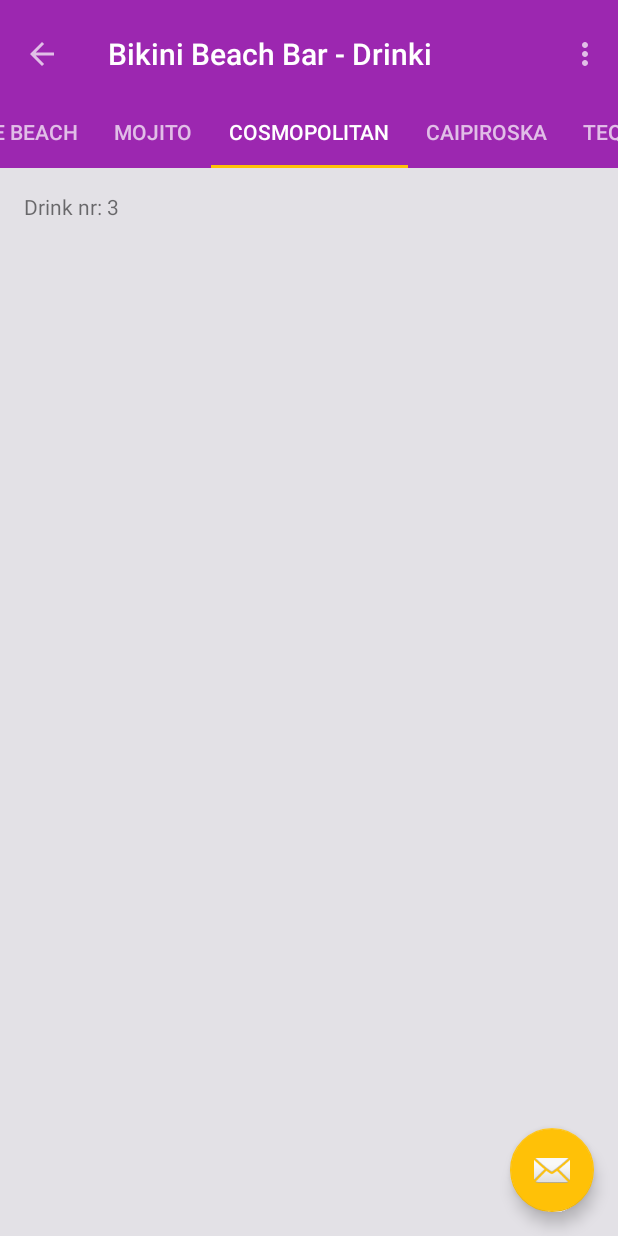
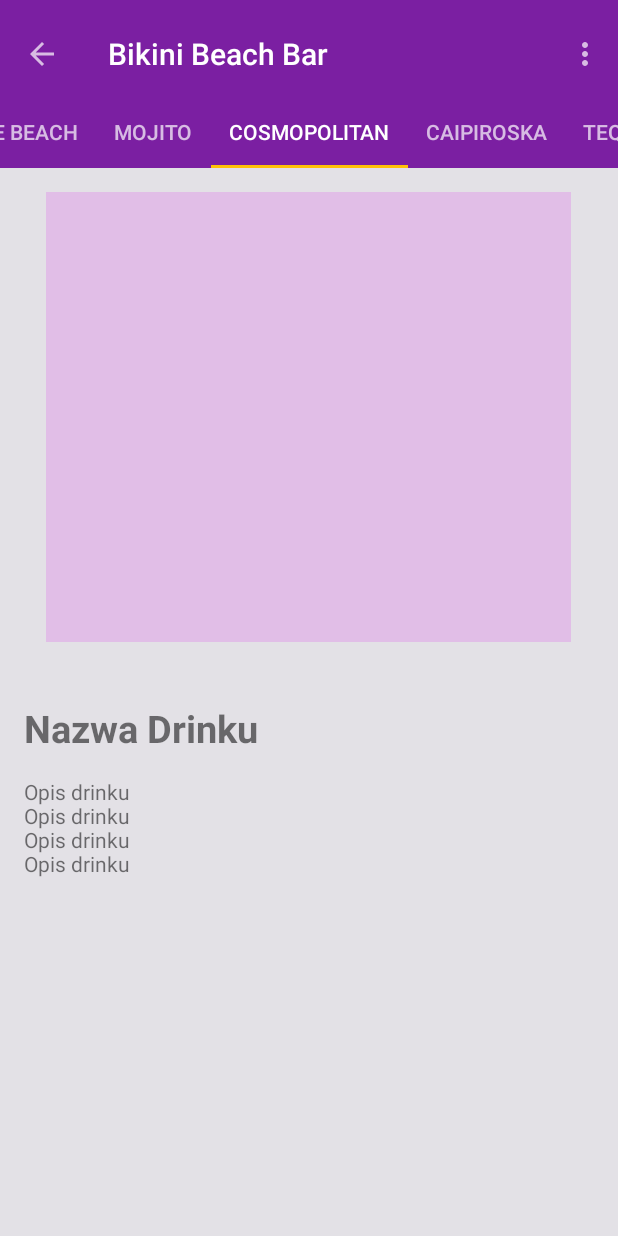
Before and after one commit to karsonPL/BikiniBeachBar, an Android app: the DrinkiActivity screen opened directly, with no data from a screen before it, tab 3 chosen, on a phone screen of 412 x 824 dp. Run offline under Robolectric (Android 15) with nearby library versions, the phone set to English and light mode, and no system bars; our stand-ins replace ButterKnife.

Commit message:
2017.04.29

```diff
--- a/app/src/main/AndroidManifest.xml
+++ b/app/src/main/AndroidManifest.xml
@@ -21,6 +21,8 @@
         </activity>
         <activity
             android:name=".MenuActivity"
+            android:configChanges="orientation"
+            android:screenOrientation="portrait">
             android:parentActivityName=".MainActivity">
             <meta-data
                 android:name="android.support.PARENT_ACTIVITY"
@@ -40,7 +42,7 @@
         <activity
             android:name=".WydarzeniaActivity"
             android:configChanges="orientation"
-            android:label="Wydarzenia"
+            android:label="Bikini Beach Bar - Wydarzenia"
             android:parentActivityName=".MainActivity"
             android:screenOrientation="portrait"
             android:theme="@style/AppTheme1">
@@ -50,6 +52,8 @@
         </activity>
         <activity
             android:name=".DrinkiActivity"
+            android:configChanges="orientation"
+            android:screenOrientation="portrait">
             android:label="@string/title_activity_drinki"
             android:parentActivityName=".MenuActivity"
             android:theme="@style/AppTheme">
--- a/app/src/main/java/co/gostyn/karson/bikinibeachbar/DrinkiActivity.java
+++ b/app/src/main/java/co/gostyn/karson/bikinibeachbar/DrinkiActivity.java
@@ -1,23 +1,28 @@
 package co.gostyn.karson.bikinibeachbar;
 
-import android.support.design.widget.TabLayout;
+import android.os.Bundle;
 import android.support.design.widget.FloatingActionButton;
 import android.support.design.widget.Snackbar;
-import android.support.v7.app.AppCompatActivity;
-import android.support.v7.widget.Toolbar;
-
+import android.support.design.widget.TabLayout;
 import android.support.v4.app.Fragment;
 import android.support.v4.app.FragmentManager;
 import android.support.v4.app.FragmentPagerAdapter;
 import android.support.v4.view.ViewPager;
-import android.os.Bundle;
+import android.support.v7.app.AppCompatActivity;
+import android.support.v7.widget.LinearLayoutManager;
+import android.support.v7.widget.Toolbar;
 import android.view.LayoutInflater;
 import android.view.Menu;
 import android.view.MenuItem;
 import android.view.View;
 import android.view.ViewGroup;
+import android.widget.ImageView;
+import android.widget.TextView;
 
-import android.widget.TextView;
+import butterknife.Bind;
+import butterknife.ButterKnife;
+
+import static android.os.Build.VERSION_CODES.M;
 
 public class DrinkiActivity extends AppCompatActivity {
 
@@ -98,6 +103,10 @@ public class DrinkiActivity extends AppCompatActivity {
          * fragment.
          */
         private static final String ARG_SECTION_NUMBER = "section_number";
+        @Bind(R.id.drinkGfx)
+        ImageView drinkGfx;
+        @Bind(R.id.drinkNazwa)
+        TextView drinkNazwa;
 
         public PlaceholderFragment() {
         }
@@ -118,9 +127,21 @@ public class DrinkiActivity extends AppCompatActivity {
         public View onCreateView(LayoutInflater inflater, ViewGroup container,
                                  Bundle savedInstanceState) {
             View rootView = inflater.inflate(R.layout.fragment_drinki, container, false);
-            TextView textView = (TextView) rootView.findViewById(R.id.section_label);
-            textView.setText(getString(R.string.section_format, getArguments().getInt(ARG_SECTION_NUMBER)));
+         //   TextView textView = (TextView) rootView.findViewById(R.id.section_label);
+         //   textView.setText(getString(R.string.section_format, getArguments().getInt(ARG_SECTION_NUMBER)));
+
+            ButterKnife.bind(this, rootView);
+
+
+
+
             return rootView;
+        }
+
+        @Override
+        public void onDestroyView() {
+            super.onDestroyView();
+            ButterKnife.unbind(this);
         }
     }
 
--- a/app/src/main/java/co/gostyn/karson/bikinibeachbar/WydarzeniaActivity.java
+++ b/app/src/main/java/co/gostyn/karson/bikinibeachbar/WydarzeniaActivity.java
@@ -11,5 +11,6 @@ public class WydarzeniaActivity extends AppCompatActivity {
         setContentView(R.layout.activity_wydarzenia);
 
 
+
     }
 }
--- a/app/src/main/res/layout/activity_drinki.xml
+++ b/app/src/main/res/layout/activity_drinki.xml
@@ -6,7 +6,7 @@
     android:layout_width="match_parent"
     android:layout_height="match_parent"
     android:fitsSystemWindows="true"
-    android:background="#e3e1e6"
+     android:background="#e3e1e6"
     tools:context="co.gostyn.karson.bikinibeachbar.DrinkiActivity">
 
     <android.support.design.widget.AppBarLayout
@@ -14,13 +14,14 @@
         android:layout_width="match_parent"
         android:layout_height="wrap_content"
         android:paddingTop="@dimen/appbar_padding_top"
+        android:background="@color/colorPrimaryDark"
         android:theme="@style/AppTheme.AppBarOverlay">
 
         <android.support.v7.widget.Toolbar
             android:id="@+id/toolbar"
             android:layout_width="match_parent"
             android:layout_height="?attr/actionBarSize"
-            android:background="?attr/colorPrimary"
+
             app:layout_scrollFlags="scroll|enterAlwaysCollapsed"
             app:popupTheme="@style/AppTheme.PopupOverlay">
 
@@ -30,6 +31,7 @@
             android:id="@+id/tabs"
             app:tabGravity="fill"
             app:tabMode="scrollable"
+
             android:layout_width="match_parent"
             android:layout_height="wrap_content" />
 
@@ -47,6 +49,7 @@
         android:layout_height="wrap_content"
         android:layout_gravity="end|bottom"
         android:layout_margin="@dimen/fab_margin"
+        android:visibility="invisible"
         app:srcCompat="@android:drawable/ic_dialog_email" />
 
 </android.support.design.widget.CoordinatorLayout>
--- a/app/src/main/res/layout/activity_wydarzenia.xml
+++ b/app/src/main/res/layout/activity_wydarzenia.xml
@@ -12,8 +12,8 @@
         android:layout_height="match_parent">
 
         <LinearLayout
-            android:layout_width="368dp"
-            android:layout_height="551dp"
+            android:layout_width="match_parent"
+            android:layout_height="match_parent"
             android:orientation="vertical">
 
             <TextView
--- a/app/src/main/res/layout/content_informacje.xml
+++ b/app/src/main/res/layout/content_informacje.xml
@@ -27,7 +27,7 @@
         <ImageView
             android:layout_width="wrap_content"
             android:layout_height="wrap_content"
-            android:layout_marginBottom="30dp"
+
             android:layout_marginLeft="0dp"
             android:layout_marginRight="0dp"
             android:adjustViewBounds="true"
--- a/app/src/main/res/layout/fragment_drinki.xml
+++ b/app/src/main/res/layout/fragment_drinki.xml
@@ -8,9 +8,29 @@
     android:paddingTop="@dimen/activity_vertical_margin"
     tools:context="co.gostyn.karson.bikinibeachbar.DrinkiActivity$PlaceholderFragment">
 
+    <ImageView
+        android:id="@+id/drinkGfx"
+        android:layout_width="350dp"
+        android:layout_height="300dp"
+        android:background="@color/primary_light"
+        android:layout_centerHorizontal="true"/>
+
     <TextView
-        android:id="@+id/section_label"
+        android:id="@+id/drinkNazwa"
+        android:textSize="25sp"
+        android:text="Nazwa Drinku"
+        android:textStyle="bold"
+        android:layout_marginTop="40dp"
+    android:layout_below="@+id/drinkGfx"
         android:layout_width="wrap_content"
         android:layout_height="wrap_content" />
 
+   <TextView
+       android:layout_width="wrap_content"
+       android:layout_height="wrap_content"
+       android:text="Opis drinku\nOpis drinku\nOpis drinku\nOpis drinku"
+       android:layout_marginTop="15dp"
+       android:layout_below="@id/drinkNazwa"/>
+
+
 </RelativeLayout>
--- a/app/src/main/res/values/styles.xml
+++ b/app/src/main/res/values/styles.xml
@@ -8,11 +8,12 @@
         <item name="colorAccent">@color/colorAccent</item>
     </style>
 
-    <style name="AppTheme1" parent="Theme.AppCompat.DayNight">
+    <style name="AppTheme1" parent="Theme.AppCompat.Light">
         <!-- Customize your theme here. -->
         <item name="colorPrimary">@color/colorPrimaryDark</item>
         <item name="colorPrimaryDark">@color/colorPrimaryDark</item>
         <item name="colorAccent">@color/colorAccent</item>
+        <item name="android:textColorPrimary">@android:color/white</item>
     </style>
 
     <style name="AppTheme.AppBarOverlay" parent="ThemeOverlay.AppCompat.Dark">
```
Also changed, not shown: app/src/main/ic_launcher-web.png (added), app/src/main/res/mipmap-hdpi/ic_launcher.png, app/src/main/res/mipmap-mdpi/ic_launcher.png, app/src/main/res/mipmap-xhdpi/ic_launcher.png, app/src/main/res/mipmap-xxhdpi/ic_launcher.png, app/src/main/res/mipmap-xxxhdpi/ic_launcher.png.
